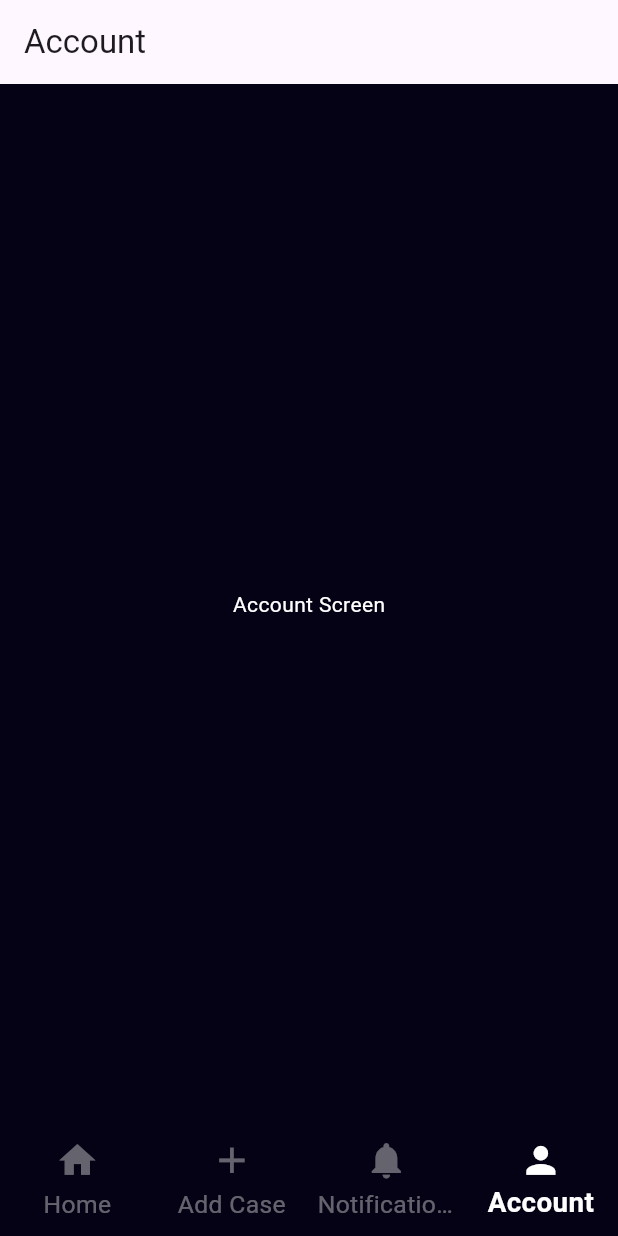
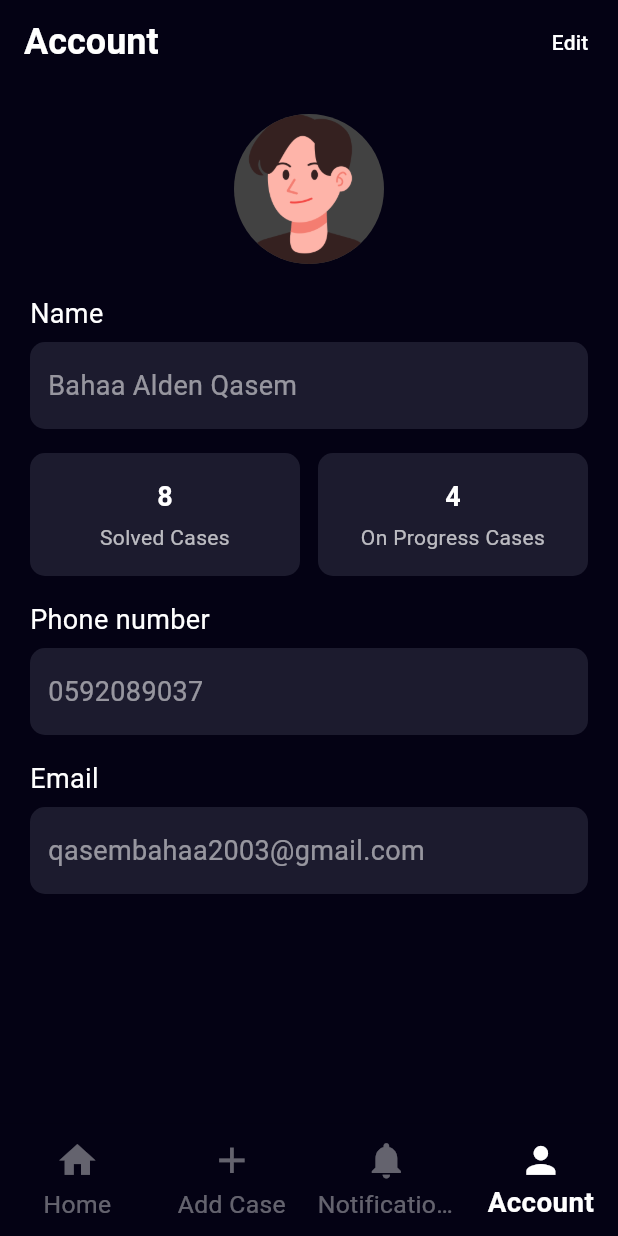
Before and after one commit to bahaaqasem20/detect-ai-graduation-project-, a Flutter app: the screen it shows after launch, item 4 of the bottom bar chosen, on a phone screen of 412 x 824 dp. Run offline on Flutter 3.47's test engine with Material 3 defaults, Android fonts, the phone set to English and light mode, and no system bars; our stand-ins replace flutter_svg, image_picker; Roboto replaces fonts that are missing (SF).

Commit message:
make profile screen with edit button

```diff
--- a/lib/screens/account_screen.dart
+++ b/lib/screens/account_screen.dart
@@ -1,15 +1,185 @@
+import 'package:detectai_project/constants/app_colors.dart';
 import 'package:flutter/material.dart';
+import 'package:image_picker/image_picker.dart';
+import 'dart:io';
 
-class AccountScreen extends StatelessWidget {
+class AccountScreen extends StatefulWidget {
   const AccountScreen({super.key});
 
   @override
+  State<AccountScreen> createState() => _AccountScreenState();
+}
+
+class _AccountScreenState extends State<AccountScreen> {
+  bool isEditing = false;
+  late TextEditingController nameController;
+  File? _profileImage;
+
+  @override
+  void initState() {
+    super.initState();
+    nameController = TextEditingController(text: 'Bahaa Alden Qasem');
+  }
+
+  //  pickImage
+  Future<void> _pickImage() async {
+    final picked = await ImagePicker().pickImage(source: ImageSource.gallery);
+    if (picked != null) {
+      setState(() {
+        _profileImage = File(picked.path);
+      });
+    }
+  }
+
+  @override
   Widget build(BuildContext context) {
-    double screenWidth = MediaQuery.of(context).size.width;
-    double screenHeight = MediaQuery.of(context).size.height;
+    final screenWidth = MediaQuery.of(context).size.width;
+    final isTablet = screenWidth > 600;
+
     return Scaffold(
-      appBar: AppBar(title: const Text('Account')),
-      body: Center(child: Text('Account Screen')),
+      backgroundColor: AppColors.background,
+      appBar: AppBar(
+        backgroundColor: AppColors.background,
+        elevation: 0,
+        title: const Text(
+          'Account',
+          style: TextStyle(
+            fontSize: 24,
+            fontWeight: FontWeight.bold,
+            color: AppColors.textLight,
+          ),
+        ),
+        actions: [
+          TextButton(
+            onPressed: () {
+              setState(() {
+                isEditing = !isEditing;
+              });
+            },
+            child: Text(
+              isEditing ? 'Save' : 'Edit',
+              style: const TextStyle(color: AppColors.textLight),
+            ),
+          ),
+        ],
+      ),
+      body: LayoutBuilder(
+        builder: (context, constraints) {
+          return SingleChildScrollView(
+            padding: const EdgeInsets.all(20.0),
+            child: Center(
+              child: ConstrainedBox(
+                constraints: BoxConstraints(
+                  maxWidth: isTablet ? 500 : double.infinity,
+                ),
+                child: Column(
+                  crossAxisAlignment: CrossAxisAlignment.stretch,
+                  children: [
+                    GestureDetector(
+                      onTap: isEditing ? _pickImage : null,
+                      child: CircleAvatar(
+                        radius: 50,
+                        backgroundColor: Colors.grey[800],
+                        child: ClipOval(
+                          child: SizedBox(
+                            width: 100,
+                            height: 100,
+                            child: _profileImage != null
+                                ? Image.file(_profileImage!, fit: BoxFit.cover)
+                                : Image.asset(
+                                    'assets/images/user.png',
+                                    fit: BoxFit.cover,
+                                  ),
+                          ),
+                        ),
+                      ),
+                    ),
+
+                    const SizedBox(height: 20),
+                    _label('Name'),
+                    isEditing
+                        ? _editableBox(nameController)
+                        : _infoBox(nameController.text),
+                    const SizedBox(height: 16),
+                    Row(
+                      children: [
+                        Expanded(child: _statBox('Solved Cases', '8')),
+                        const SizedBox(width: 12),
+                        Expanded(child: _statBox('On Progress Cases', '4')),
+                      ],
+                    ),
+                    const SizedBox(height: 16),
+                    _label('Phone number'),
+                    _infoBox('0592089037'),
+                    const SizedBox(height: 16),
+                    _label('Email'),
+                    _infoBox('qasembahaa2003@gmail.com'),
+                  ],
+                ),
+              ),
+            ),
+          );
+        },
+      ),
     );
   }
+
+  Widget _label(String text) => Padding(
+    padding: const EdgeInsets.only(bottom: 6.0),
+    child: Text(
+      text,
+      style: const TextStyle(color: AppColors.textLight, fontSize: 18),
+    ),
+  );
+
+  Widget _infoBox(String content) => Container(
+    padding: const EdgeInsets.symmetric(horizontal: 12, vertical: 16),
+    decoration: BoxDecoration(
+      color: const Color(0xFF1C1B2E),
+      borderRadius: BorderRadius.circular(10),
+    ),
+    child: Text(
+      content,
+      style: const TextStyle(color: AppColors.hintColor, fontSize: 18),
+    ),
+  );
+
+  Widget _editableBox(TextEditingController controller) => Container(
+    padding: const EdgeInsets.symmetric(horizontal: 12),
+    decoration: BoxDecoration(
+      color: const Color(0xFF1C1B2E),
+      borderRadius: BorderRadius.circular(10),
+    ),
+    child: TextField(
+      controller: controller,
+      style: const TextStyle(color: AppColors.textLight),
+      decoration: const InputDecoration(border: InputBorder.none),
+    ),
+  );
+
+  Widget _statBox(String title, String value) => Container(
+    padding: const EdgeInsets.all(16),
+    decoration: BoxDecoration(
+      color: const Color(0xFF1C1B2E),
+      borderRadius: BorderRadius.circular(10),
+    ),
+    child: Column(
+      children: [
+        Text(
+          value,
+          style: const TextStyle(
+            color: AppColors.textLight,
+            fontSize: 18,
+            fontWeight: FontWeight.bold,
+          ),
+        ),
+        const SizedBox(height: 4),
+        Text(
+          title,
+          style: const TextStyle(color: Colors.white70, fontSize: 14),
+          textAlign: TextAlign.center,
+        ),
+      ],
+    ),
+  );
 }
--- a/lib/screens/notification_screen.dart
+++ b/lib/screens/notification_screen.dart
@@ -68,7 +68,7 @@ class _NotificationScreenState extends State<NotificationScreen> {
     double height,
   ) {
     return Card(
-      color: AppColors.background,
+      color: AppColors.cards,
       margin: EdgeInsets.only(bottom: height * 0.004),
       shape: RoundedRectangleBorder(
         borderRadius: BorderRadius.circular(width * 0.025),
--- a/pubspec.yaml
+++ b/pubspec.yaml
@@ -35,6 +35,7 @@ dependencies:
   # Use with the CupertinoIcons class for iOS style icons.
   cupertino_icons: ^1.0.8
   flutter_svg: ^2.2.0
+  image_picker: ^1.1.2
 
 dev_dependencies:
   flutter_test:
```
Also changed, not shown: assets/images/user.png (added), pubspec.lock, 5 other files.
